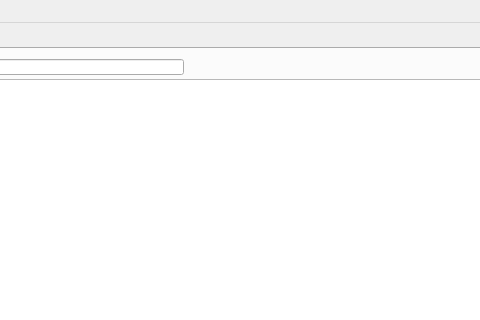
Above: mainwindow.ui from ChickenSeller/Primer-Maker before the change; both pictures show x 429 to 909 and y 0 to 320 of the 1300 by 665 pixel window. Below: the same form after it.
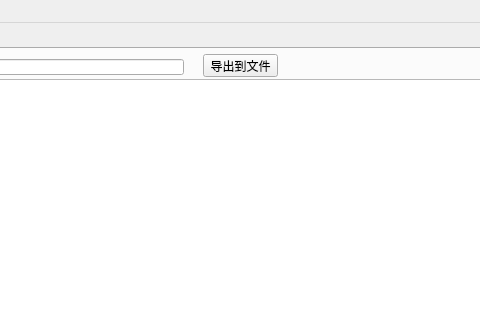
That is the form after the change.

Patch:
```diff
--- a/mainwindow.ui
+++ b/mainwindow.ui
@@ -53,6 +53,19 @@
        <enum>Qt::ScrollBarAsNeeded</enum>
       </property>
      </widget>
+     <widget class="QPushButton" name="pushButton_3">
+      <property name="geometry">
+       <rect>
+        <x>630</x>
+        <y>5</y>
+        <width>75</width>
+        <height>23</height>
+       </rect>
+      </property>
+      <property name="text">
+       <string>导出到文件</string>
+      </property>
+     </widget>
     </widget>
     <widget class="QWidget" name="tab">
      <attribute name="title">
```
